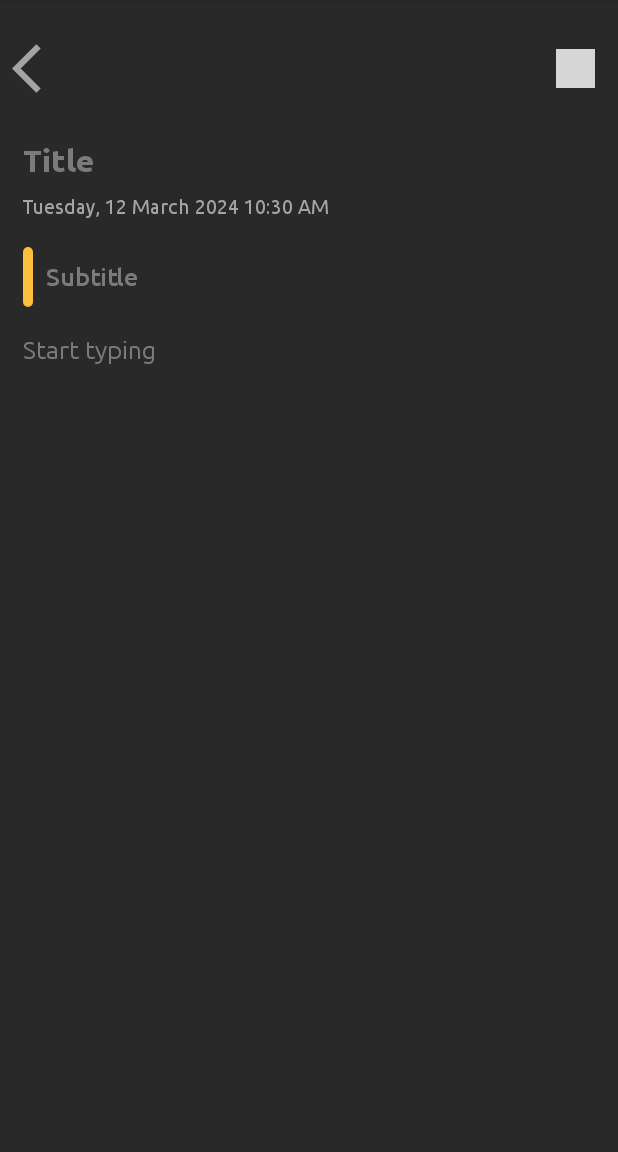
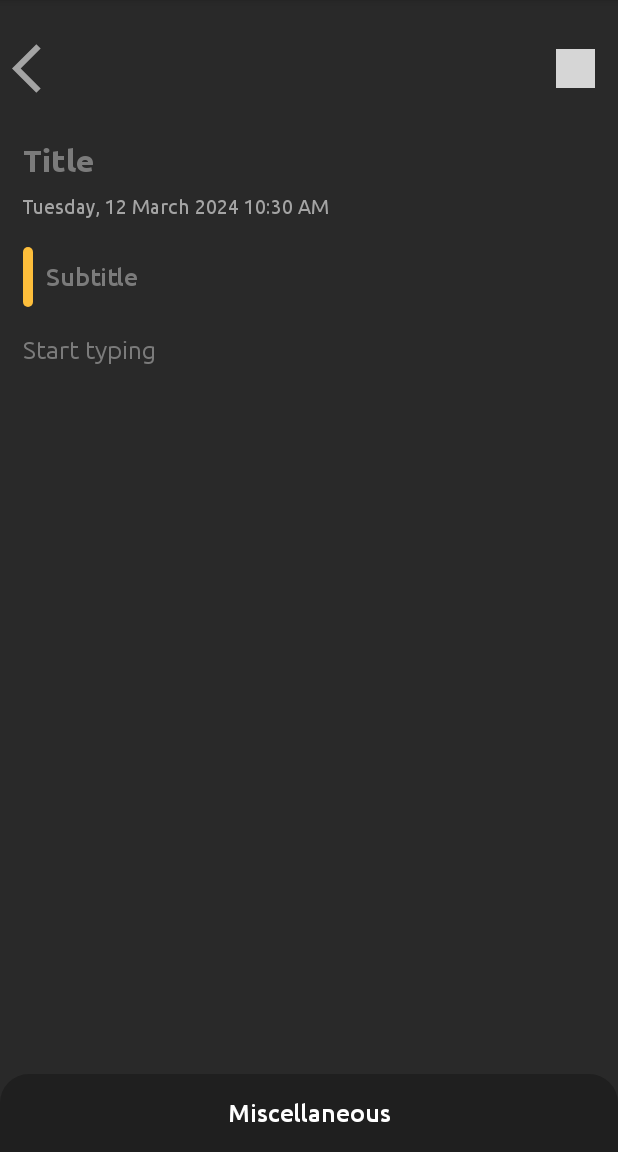
Before and after one commit to MArhamAA/TravelDiaryApp, an Android app: the DiaryDetailsActivity screen opened directly, with no data from a screen before it, on a phone screen of 412 x 824 dp, the part 84-1236 px from its top. Run offline under Robolectric (Android 15) with nearby library versions, the phone set to English and light mode, and no system bars; our stand-ins replace sdp/ssp sizes; grey boxes are pictures that could not be loaded.

Commit message:
Add note color option

```diff
--- a/app/src/main/java/com/example/traveldiary/activities/DiaryDetailsActivity.java
+++ b/app/src/main/java/com/example/traveldiary/activities/DiaryDetailsActivity.java
@@ -9,12 +9,14 @@ import android.os.Bundle;
 import android.view.View;
 import android.widget.EditText;
 import android.widget.ImageView;
+import android.widget.LinearLayout;
 import android.widget.TextView;
 
 import com.example.traveldiary.database.NoteDataBase;
 import com.example.traveldiary.entities.Note;
 import com.example.traveldiary.R;
 import com.example.traveldiary.entities.Utility;
+import com.google.android.material.bottomsheet.BottomSheetBehavior;
 
 import java.text.SimpleDateFormat;
 import java.util.Date;
@@ -24,6 +26,8 @@ public class DiaryDetailsActivity extends AppCompatActivity {
 
     private EditText inputNoteTitle, inputNoteSubtitle, inputNoteText;
     private TextView textDateTime;
+
+    private String selectedNoteColor;
 
     @Override
     protected void onCreate(Bundle savedInstanceState) {
@@ -50,6 +54,10 @@ public class DiaryDetailsActivity extends AppCompatActivity {
                 saveNote();
             }
         });
+
+        selectedNoteColor = "#333333";
+
+        initMiscellaneous();
 
     }
 
@@ -86,4 +94,19 @@ public class DiaryDetailsActivity extends AppCompatActivity {
         Utility.showToast(this, "Diary added successfully");
     }
 
+    private void initMiscellaneous() {
+        final LinearLayout layoutMisc = findViewById(R.id.layoutMisc);
+        final BottomSheetBehavior<LinearLayout> bottomSheetBehavior = BottomSheetBehavior.from(layoutMisc);
+        layoutMisc.findViewById(R.id.textMisc).setOnClickListener(new View.OnClickListener() {
+            @Override
+            public void onClick(View v) {
+                if (bottomSheetBehavior.getState() != BottomSheetBehavior.STATE_EXPANDED) {
+                    bottomSheetBehavior.setState(BottomSheetBehavior.STATE_EXPANDED);
+                } else {
+                    bottomSheetBehavior.setState(BottomSheetBehavior.STATE_COLLAPSED);
+                }
+            }
+        });
+    }
+
 }
--- /dev/null
+++ b/app/src/main/res/drawable/background_miscellaneous.xml
@@ -0,0 +1,10 @@
+<?xml version="1.0" encoding="utf-8"?>
+<shape xmlns:android="http://schemas.android.com/apk/res/android"
+    android:shape="rectangle">
+
+    <solid android:color="@color/colorMiscellaneousBackground"/>
+    <corners
+        android:topLeftRadius="@dimen/_15sdp"
+        android:topRightRadius="@dimen/_15sdp"/>
+
+</shape>
--- /dev/null
+++ b/app/src/main/res/drawable/background_note_color_1.xml
@@ -0,0 +1,40 @@
+<?xml version="1.0" encoding="utf-8"?>
+<layer-list xmlns:android="http://schemas.android.com/apk/res/android">
+
+    <item>
+        <shape android:shape="oval">
+            <stroke
+                android:width="@dimen/_2sdp"
+                android:color="@color/colorDefaultNoteColor"/>
+        </shape>
+    </item>
+
+    <item
+        android:bottom="@dimen/_3sdp"
+        android:left="@dimen/_3sdp"
+        android:right="@dimen/_3sdp"
+        android:top="@dimen/_3sdp">
+
+        <shape android:shape="oval">
+
+            <stroke
+                android:width="@dimen/_6sdp"
+                android:color="@color/colorMiscellaneousBackground"/>
+
+        </shape>
+
+    </item>
+
+    <item
+        android:bottom="@dimen/_6sdp"
+        android:left="@dimen/_6sdp"
+        android:right="@dimen/_6sdp"
+        android:top="@dimen/_6sdp">
+
+        <shape android:shape="oval">
+            <solid android:color="@color/colorDefaultNoteColor"/>
+        </shape>
+
+    </item>
+
+</layer-list>
--- /dev/null
+++ b/app/src/main/res/drawable/background_note_color_2.xml
@@ -0,0 +1,40 @@
+<?xml version="1.0" encoding="utf-8"?>
+<layer-list xmlns:android="http://schemas.android.com/apk/res/android">
+
+    <item>
+        <shape android:shape="oval">
+            <stroke
+                android:width="@dimen/_2sdp"
+                android:color="@color/colorNoteColor2"/>
+        </shape>
+    </item>
+
+    <item
+        android:bottom="@dimen/_3sdp"
+        android:left="@dimen/_3sdp"
+        android:right="@dimen/_3sdp"
+        android:top="@dimen/_3sdp">
+
+        <shape android:shape="oval">
+
+            <stroke
+                android:width="@dimen/_6sdp"
+                android:color="@color/colorMiscellaneousBackground"/>
+
+        </shape>
+
+    </item>
+
+    <item
+        android:bottom="@dimen/_6sdp"
+        android:left="@dimen/_6sdp"
+        android:right="@dimen/_6sdp"
+        android:top="@dimen/_6sdp">
+
+        <shape android:shape="oval">
+            <solid android:color="@color/colorNoteColor2"/>
+        </shape>
+
+    </item>
+
+</layer-list>
--- /dev/null
+++ b/app/src/main/res/drawable/background_note_color_3.xml
@@ -0,0 +1,40 @@
+<?xml version="1.0" encoding="utf-8"?>
+<layer-list xmlns:android="http://schemas.android.com/apk/res/android">
+
+    <item>
+        <shape android:shape="oval">
+            <stroke
+                android:width="@dimen/_2sdp"
+                android:color="@color/colorNoteColor3"/>
+        </shape>
+    </item>
+
+    <item
+        android:bottom="@dimen/_3sdp"
+        android:left="@dimen/_3sdp"
+        android:right="@dimen/_3sdp"
+        android:top="@dimen/_3sdp">
+
+        <shape android:shape="oval">
+
+            <stroke
+                android:width="@dimen/_6sdp"
+                android:color="@color/colorMiscellaneousBackground"/>
+
+        </shape>
+
+    </item>
+
+    <item
+        android:bottom="@dimen/_6sdp"
+        android:left="@dimen/_6sdp"
+        android:right="@dimen/_6sdp"
+        android:top="@dimen/_6sdp">
+
+        <shape android:shape="oval">
+            <solid android:color="@color/colorNoteColor3"/>
+        </shape>
+
+    </item>
+
+</layer-list>
--- /dev/null
+++ b/app/src/main/res/drawable/background_note_color_4.xml
@@ -0,0 +1,40 @@
+<?xml version="1.0" encoding="utf-8"?>
+<layer-list xmlns:android="http://schemas.android.com/apk/res/android">
+
+    <item>
+        <shape android:shape="oval">
+            <stroke
+                android:width="@dimen/_2sdp"
+                android:color="@color/colorNoteColor4"/>
+        </shape>
+    </item>
+
+    <item
+        android:bottom="@dimen/_3sdp"
+        android:left="@dimen/_3sdp"
+        android:right="@dimen/_3sdp"
+        android:top="@dimen/_3sdp">
+
+        <shape android:shape="oval">
+
+            <stroke
+                android:width="@dimen/_6sdp"
+                android:color="@color/colorMiscellaneousBackground"/>
+
+        </shape>
+
+    </item>
+
+    <item
+        android:bottom="@dimen/_6sdp"
+        android:left="@dimen/_6sdp"
+        android:right="@dimen/_6sdp"
+        android:top="@dimen/_6sdp">
+
+        <shape android:shape="oval">
+            <solid android:color="@color/colorNoteColor4"/>
+        </shape>
+
+    </item>
+
+</layer-list>
--- /dev/null
+++ b/app/src/main/res/drawable/background_note_color_5.xml
@@ -0,0 +1,40 @@
+<?xml version="1.0" encoding="utf-8"?>
+<layer-list xmlns:android="http://schemas.android.com/apk/res/android">
+
+    <item>
+        <shape android:shape="oval">
+            <stroke
+                android:width="@dimen/_2sdp"
+                android:color="@color/colorNoteColor5"/>
+        </shape>
+    </item>
+
+    <item
+        android:bottom="@dimen/_3sdp"
+        android:left="@dimen/_3sdp"
+        android:right="@dimen/_3sdp"
+        android:top="@dimen/_3sdp">
+
+        <shape android:shape="oval">
+
+            <stroke
+                android:width="@dimen/_6sdp"
+                android:color="@color/colorMiscellaneousBackground"/>
+
+        </shape>
+
+    </item>
+
+    <item
+        android:bottom="@dimen/_6sdp"
+        android:left="@dimen/_6sdp"
+        android:right="@dimen/_6sdp"
+        android:top="@dimen/_6sdp">
+
+        <shape android:shape="oval">
+            <solid android:color="@color/colorNoteColor5"/>
+        </shape>
+
+    </item>
+
+</layer-list>
--- a/app/src/main/res/layout/activity_diary_details.xml
+++ b/app/src/main/res/layout/activity_diary_details.xml
@@ -136,6 +136,6 @@
 
     </ScrollView>
 
-
+    <include layout="@layout/layout_miscellaneous"/>
 
 </androidx.coordinatorlayout.widget.CoordinatorLayout>
--- /dev/null
+++ b/app/src/main/res/layout/layout_miscellaneous.xml
@@ -0,0 +1,143 @@
+<?xml version="1.0" encoding="utf-8"?>
+<LinearLayout xmlns:android="http://schemas.android.com/apk/res/android"
+    xmlns:app="http://schemas.android.com/apk/res-auto"
+    android:orientation="vertical"
+    android:id="@+id/layoutMisc"
+    android:layout_width="match_parent"
+    android:layout_height="wrap_content"
+    android:background="@drawable/background_miscellaneous"
+    app:behavior_peekHeight="@dimen/_40sdp"
+    app:layout_behavior="@string/bottom_sheet_behavior">
+
+    <TextView
+        android:id="@+id/textMisc"
+        android:layout_width="match_parent"
+        android:layout_height="@dimen/_40sdp"
+        android:fontFamily="@font/ubuntu_medium"
+        android:gravity="center"
+        android:includeFontPadding="false"
+        android:text="Miscellaneous"
+        android:textColor="@color/white"
+        android:textSize="@dimen/_13ssp"/>
+
+    <LinearLayout
+        android:id="@+id/layoutNoteColor"
+        android:layout_width="match_parent"
+        android:layout_height="wrap_content"
+        android:layout_margin="@dimen/_10sdp"
+        android:gravity="center_vertical"
+        android:orientation="horizontal">
+
+        <FrameLayout
+            android:layout_width="0dp"
+            android:layout_height="wrap_content"
+            android:layout_weight="1">
+
+            <View
+                android:id="@+id/viewColor1"
+                android:layout_width="@dimen/_35sdp"
+                android:layout_height="@dimen/_35sdp"
+                android:background="@drawable/background_note_color_1"/>
+            <ImageView
+                android:id="@+id/imageColor1"
+                android:layout_width="@dimen/_35sdp"
+                android:layout_height="@dimen/_35sdp"
+                android:contentDescription="@string/app_name"
+                android:padding="@dimen/_10sdp"
+                android:src="@drawable/ic_baseline_done_24"
+                app:tint="@color/white"/>
+
+        </FrameLayout>
+
+        <FrameLayout
+            android:layout_width="0dp"
+            android:layout_height="wrap_content"
+            android:layout_weight="1">
+
+            <View
+                android:id="@+id/viewColor2"
+                android:layout_width="@dimen/_35sdp"
+                android:layout_height="@dimen/_35sdp"
+                android:background="@drawable/background_note_color_2"/>
+            <ImageView
+                android:id="@+id/imageColor2"
+                android:layout_width="@dimen/_35sdp"
+                android:layout_height="@dimen/_35sdp"
+                android:contentDescription="@string/app_name"
+                android:padding="@dimen/_10sdp"
+                app:tint="@color/white"/>
+
+        </FrameLayout>
+
+        <FrameLayout
+            android:layout_width="0dp"
+            android:layout_height="wrap_content"
+            android:layout_weight="1">
+
+            <View
+                android:id="@+id/viewColor3"
+                android:layout_width="@dimen/_35sdp"
+                android:layout_height="@dimen/_35sdp"
+                android:background="@drawable/background_note_color_3"/>
+            <ImageView
+                android:id="@+id/imageColor3"
+                android:layout_width="@dimen/_35sdp"
+                android:layout_height="@dimen/_35sdp"
+                android:contentDescription="@string/app_name"
+                android:padding="@dimen/_10sdp"
+                app:tint="@color/white"/>
+
+        </FrameLayout>
+
+        <FrameLayout
+            android:layout_width="0dp"
+            android:layout_height="wrap_content"
+            android:layout_weight="1">
+
+            <View
+                android:id="@+id/viewColor4"
+                android:layout_width="@dimen/_35sdp"
+                android:layout_height="@dimen/_35sdp"
+                android:background="@drawable/background_note_color_4"/>
+            <ImageView
+                android:id="@+id/imageColor4"
+                android:layout_width="@dimen/_35sdp"
+                android:layout_height="@dimen/_35sdp"
+                android:contentDescription="@string/app_name"
+                android:padding="@dimen/_10sdp"
+                app:tint="@color/white"/>
+
+        </FrameLayout>
+
+        <FrameLayout
+            android:layout_width="0dp"
+            android:layout_height="wrap_content"
+            android:layout_weight="1">
+
+            <View
+                android:id="@+id/viewColor5"
+                android:layout_width="@dimen/_35sdp"
+                android:layout_height="@dimen/_35sdp"
+                android:background="@drawable/background_note_color_5"/>
+            <ImageView
+                android:id="@+id/imageColor5"
+                android:layout_width="@dimen/_35sdp"
+                android:layout_height="@dimen/_35sdp"
+                android:contentDescription="@string/app_name"
+                android:padding="@dimen/_10sdp"
+                app:tint="@color/white"/>
+
+        </FrameLayout>
+
+        <TextView
+            android:layout_width="wrap_content"
+            android:layout_height="wrap_content"
+            android:fontFamily="@font/ubuntu_medium"
+            android:includeFontPadding="false"
+            android:text="Pick a color"
+            android:textColor="@color/white"
+            android:textSize="@dimen/_13ssp"/>
+
+    </LinearLayout>
+
+</LinearLayout>
```
